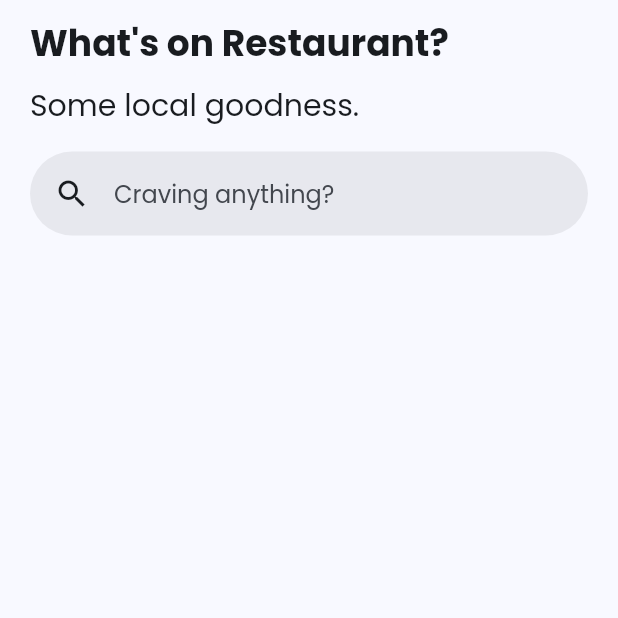
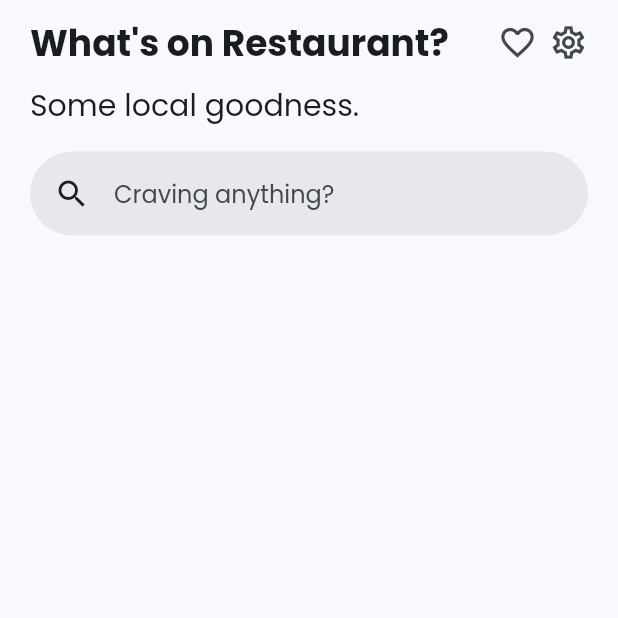
Before and after one commit to djtyranix/whats-my-restaurant, a Flutter app: the screen it shows after launch, on a phone screen of 412 x 824 dp, the top half of it. Run offline on Flutter 3.47's test engine with Material 3 defaults, Android fonts, the light colour scheme and no system bars; our stand-ins replace connectivity_plus, flutter_native_splash, get_it, google_fonts, loader_overlay, readmore; network calls fail.

Commit message:
feat: Add navigations to Settings and Favorite

```diff
--- a/lib/main.dart
+++ b/lib/main.dart
@@ -4,11 +4,13 @@ import 'package:flutter_native_splash/flutter_native_splash.dart';
 import 'package:whats_on_restaurant/common/di.dart';
 import 'package:whats_on_restaurant/common/styles.dart';
 import 'package:whats_on_restaurant/domain/models/restaurant.dart';
+import 'package:whats_on_restaurant/modules/favorite/ui/favorite_page.dart';
 import 'package:whats_on_restaurant/modules/home/ui/home_page.dart';
 import 'package:whats_on_restaurant/modules/restaurant/ui/restaurant_detail_page.dart';
 import 'package:whats_on_restaurant/modules/review/ui/add_review_page.dart';
 import 'package:whats_on_restaurant/modules/review/ui/all_review_page.dart';
 import 'package:whats_on_restaurant/modules/search/ui/search_page.dart';
+import 'package:whats_on_restaurant/modules/settings/ui/settings_page.dart';
 
 void main() {
   DependencyInjection.configure();
@@ -46,7 +48,9 @@ class MyApp extends StatelessWidget {
         AllReviewPage.routeName: (context) => AllReviewPage(
           reviews: ModalRoute.of(context)?.settings.arguments as List<RestaurantReview>
         ),
-        SearchPage.routeName: (context) => const SearchPage()
+        SearchPage.routeName: (context) => const SearchPage(),
+        SettingsPage.routeName: (context) => const SettingsPage(),
+        FavoritePage.routeName: (context) => const FavoritePage()
       },
     );
   }
--- /dev/null
+++ b/lib/modules/favorite/viewmodel/favorite_view_model.dart
@@ -0,0 +1,5 @@
+import 'package:whats_on_restaurant/common/extensions.dart';
+
+class FavoriteViewModel extends ViewModel {
+
+}
--- a/lib/modules/home/ui/home_page.dart
+++ b/lib/modules/home/ui/home_page.dart
@@ -4,9 +4,12 @@ import 'package:whats_on_restaurant/common/di.dart';
 import 'package:whats_on_restaurant/common/error_handler.dart';
 import 'package:whats_on_restaurant/common/result_state.dart';
 import 'package:whats_on_restaurant/common/ui/restaurant_list_view.dart';
+import 'package:whats_on_restaurant/main.dart';
+import 'package:whats_on_restaurant/modules/favorite/ui/favorite_page.dart';
 import 'package:whats_on_restaurant/modules/home/interactor/home_interactor.dart';
 import 'package:whats_on_restaurant/modules/home/viewmodel/home_view_model.dart';
 import 'package:whats_on_restaurant/modules/search/ui/search_page.dart';
+import 'package:whats_on_restaurant/modules/settings/ui/settings_page.dart';
 
 class HomePage extends StatefulWidget {
   static const routeName = '/home_page';
@@ -21,10 +24,14 @@ class _HomePageState extends State<HomePage> with RouteAware {
   final _focusNode = FocusNode();
 
   @override
+  void didChangeDependencies() {
+    super.didChangeDependencies();
+    routeObserver.subscribe(this, ModalRoute.of(context) as PageRoute);
+  }
+
+  @override
   void didPopNext() {
     _focusNode.unfocus();
-    var viewModel = Provider.of<HomeViewModel>(context);
-    viewModel.getConnection();
     super.didPopNext();
   }
 
@@ -51,7 +58,35 @@ class _HomePageState extends State<HomePage> with RouteAware {
                 fontSize: 24
               ),
             ),
-          )
+          ),
+          actions: [
+            Padding(
+              padding: const EdgeInsets.only(right: 8),
+              child: GestureDetector(
+                onTap: () {
+                  _goToFavoritePage(withContext: context);
+                },
+                child: Icon(
+                  Icons.favorite_outline_outlined,
+                  weight: 100,
+                  size: 26,
+                ),
+              ),
+            ),
+            Padding(
+              padding: const EdgeInsets.only(right: 20),
+              child: GestureDetector(
+                onTap: () {
+                  _goToSettingsPage(withContext: context);
+                },
+                child: Icon(
+                  Icons.settings_outlined,
+                  weight: 100,
+                  size: 26,
+                ),
+              ),
+            )
+          ],
         ),
         body: Padding(
           padding: EdgeInsets.symmetric(horizontal: 20),
@@ -127,4 +162,12 @@ class _HomePageState extends State<HomePage> with RouteAware {
       ),
     );
   }
+
+  void _goToSettingsPage({required BuildContext withContext}) {
+    Navigator.pushNamed(withContext, SettingsPage.routeName);
+  }
+
+  void _goToFavoritePage({required BuildContext withContext}) {
+    Navigator.pushNamed(withContext, FavoritePage.routeName);
+  }
 }
--- /dev/null
+++ b/lib/modules/settings/viewmodel/settings_view_model.dart
@@ -0,0 +1,5 @@
+import 'package:whats_on_restaurant/common/extensions.dart';
+
+class SettingsViewModel extends ViewModel {
+
+}
```
Also changed, not shown: lib/modules/favorite/ui/favorite_page.dart (added, +29 -0 lines), lib/modules/settings/ui/settings_page.dart (added, +28 -0 lines), lib/common/helper/shared_preference_helper.dart (added).
